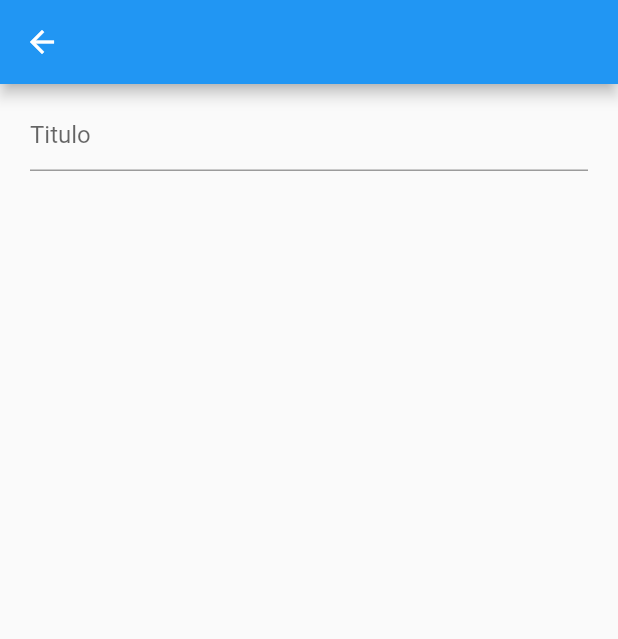
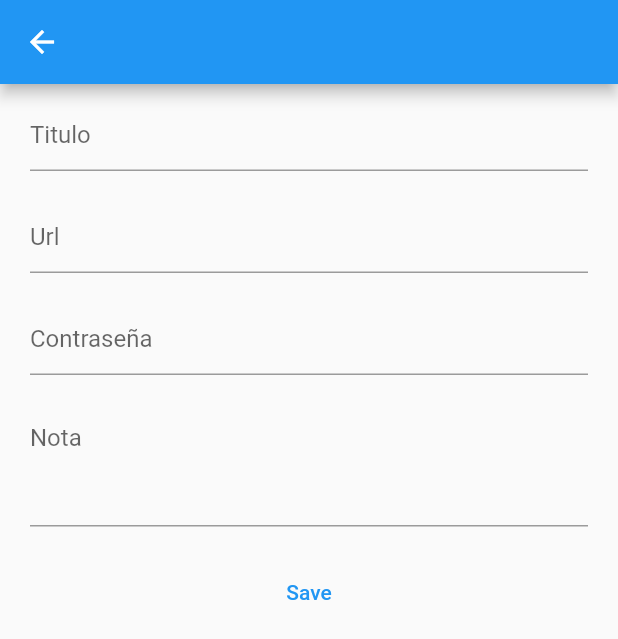
Before and after one commit to lrlucas/password_chest, a Flutter app: the NewPassPage screen opened by its route, on a phone screen of 412 x 824 dp. Shown: the top 639 px of the screen. Run offline on Flutter 3.47's test engine with Material 2 defaults, Android fonts, the phone set to English and light mode, and no system bars.

Commit message:
added model for creation account table in sqflite

```diff
--- /dev/null
+++ b/lib/models/account.dart
@@ -0,0 +1,27 @@
+class Account {
+  int id;
+  String title;
+  String url;
+  String password;
+  String note;
+
+  Account({this.id, this.title, this.url, this.password, this.note});
+
+  Account.fromMap(Map<String, dynamic> res)
+      : id = res["id"],
+        title = res["title"],
+        url = res["url"],
+        password = res["password"],
+        note = res["note"];
+
+  // return like a json object
+  Map<String, dynamic> toMap() {
+    return {
+      'id': id,
+      'title': title,
+      'url': url,
+      'password': password,
+      'note': note,
+    };
+  }
+}
--- a/lib/pages/home_page.dart
+++ b/lib/pages/home_page.dart
@@ -36,10 +36,7 @@ class _HomePageState extends State<HomePage> {
                   },
                 ),
                 onTap: () {
-                  print("tap en la lista");
-                  // CupertinoPageRoute(builder: (_) => NewPassPage());
                   Navigator.pushNamed(context, 'new-pass');
-                  // Navigator.of(context).push(NewPassPageRoute());
                 },
               ),
             ],
--- a/lib/pages/new_pass_page.dart
+++ b/lib/pages/new_pass_page.dart
@@ -1,3 +1,4 @@
+import 'package:app_password_chest/models/account.dart';
 import 'package:flutter/cupertino.dart';
 import 'package:flutter/material.dart';
 
@@ -15,7 +16,15 @@ import 'package:flutter/material.dart';
 //   }
 // }
 
-class NewPassPage extends StatelessWidget {
+class NewPassPage extends StatefulWidget {
+  @override
+  _NewPassPageState createState() => _NewPassPageState();
+}
+
+class _NewPassPageState extends State<NewPassPage> {
+  // model
+  Account account = Account();
+
   @override
   Widget build(BuildContext context) {
     final size = MediaQuery.of(context).size;
@@ -26,24 +35,68 @@ class NewPassPage extends StatelessWidget {
         padding: EdgeInsets.only(right: 20.0, left: 20.0),
         child: Column(
           children: [
-            // CupertinoTextField(
-            //   placeholder: "Nombre",
-            // ),
-            // CupertinoTextField(
-            //   placeholder: "Contraseña",
-            // ),
             Padding(
               padding: EdgeInsets.only(top: 10.0),
-              child: Container(
-                width: size.width,
-                height: size.height * 0.3,
-                // color: Colors.grey,
+              child: SingleChildScrollView(
+                physics: BouncingScrollPhysics(),
                 child: Column(
                   children: [
                     TextField(
                       decoration: InputDecoration(
                         hintText: "Titulo",
                       ),
+                      onChanged: (String value) {
+                        account.title = value;
+                      },
+                    ),
+                    SizedBox(
+                      height: 20,
+                    ),
+                    TextField(
+                      keyboardType: TextInputType.url,
+                      decoration: InputDecoration(
+                        hintText: "Url",
+                      ),
+                      onChanged: (String value) {
+                        account.url = value;
+                      },
+                    ),
+                    SizedBox(
+                      height: 20,
+                    ),
+                    TextField(
+                      keyboardType: TextInputType.text,
+                      obscureText: true,
+                      decoration: InputDecoration(
+                        hintText: "Contraseña",
+                      ),
+                      onChanged: (String value) {
+                        account.password = value;
+                      },
+                    ),
+                    SizedBox(
+                      height: 20,
+                    ),
+                    TextField(
+                      maxLines: 3,
+                      decoration: InputDecoration(
+                        hintText: "Nota",
+                      ),
+                      onChanged: (String value) {
+                        account.note = value;
+                      },
+                    ),
+                    SizedBox(
+                      height: 20.0,
+                    ),
+                    TextButton(
+                      child: Text("Save"),
+                      onPressed: () {
+                        print("title: ${this.account.title}");
+                        print("url: ${this.account.url}");
+                        print("password: ${this.account.password}");
+                        print("note: ${this.account.note}");
+                      },
                     ),
                   ],
                 ),
--- a/pubspec.yaml
+++ b/pubspec.yaml
@@ -28,6 +28,8 @@ dependencies:
   # The following adds the Cupertino Icons font to your application.
   # Use with the CupertinoIcons class for iOS style icons.
   cupertino_icons: ^1.0.2
+  sqflite:
+  path:
 
 dev_dependencies:
   flutter_test:
```
Also changed, not shown: pubspec.lock.
